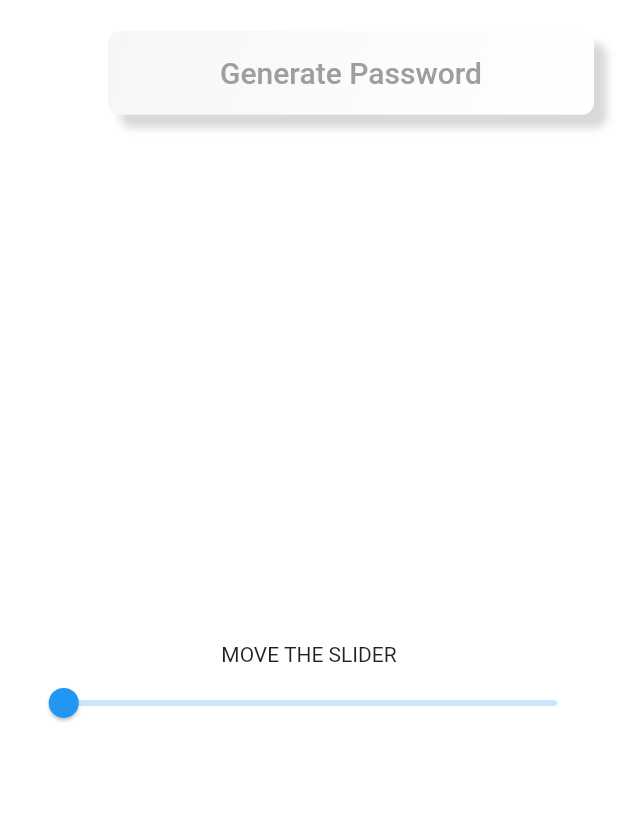
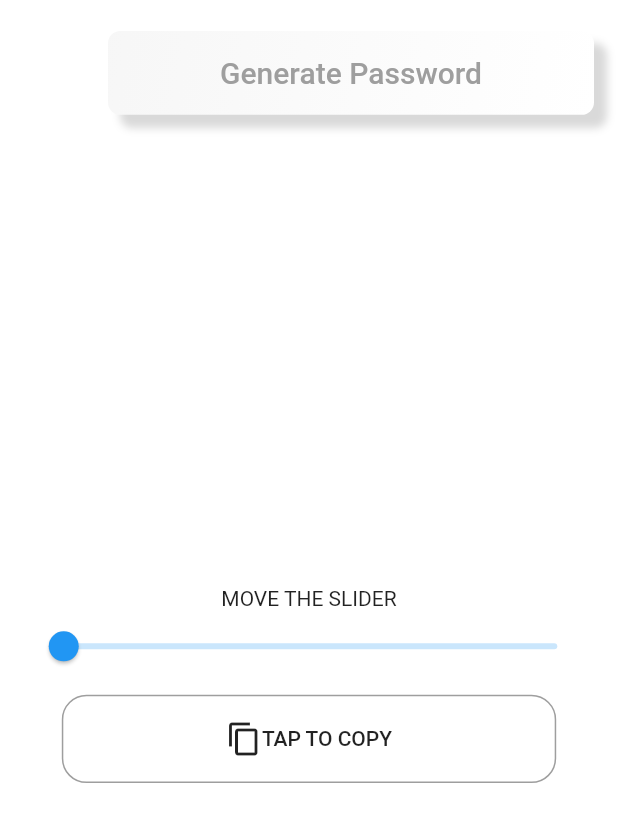
Before and after one commit to mayankkanela/onepass, a Flutter app: the Generator screen opened directly, on a phone screen of 412 x 824 dp. Shown: the top 822 px of the screen. Run offline on Flutter 3.47's test engine with Material 2 defaults, Android fonts, the phone set to English and light mode, and no system bars; our stand-ins replace cloud_firestore, firebase_auth, firebase_core, shared_preferences; missing offline and left inert: encrypt; accounts and stored records are empty.

Commit message:
generator ui

```diff
--- a/lib/screens/generator.dart
+++ b/lib/screens/generator.dart
@@ -1,6 +1,7 @@
 import 'dart:ui';
 
 import 'package:flutter/material.dart';
+import 'package:flutter/services.dart';
 import 'package:onepass/utils/utility.dart' as Utils;
 
 class Generator extends StatefulWidget {
@@ -11,9 +12,9 @@ class Generator extends StatefulWidget {
 class _GeneratorState extends State<Generator> {
   double _sliderValue = 8;
   bool _isInit;
+  String _password;
   @override
   void initState() {
-    debugPrint('here');
     _isInit = true;
     super.initState();
   }
@@ -29,9 +30,7 @@ class _GeneratorState extends State<Generator> {
         body: Column(
           mainAxisAlignment: MainAxisAlignment.center,
           children: [
-            Text(_isInit
-                ? 'MOVE THE SLIDER'
-                : Utils.generate(_sliderValue.toInt())),
+            Text(_isInit ? 'MOVE THE SLIDER' : _password),
             Container(
               padding: EdgeInsets.symmetric(horizontal: dw * 4),
               child: Slider(
@@ -40,6 +39,7 @@ class _GeneratorState extends State<Generator> {
                   setState(() {
                     if (_isInit) _isInit = false;
                     _sliderValue = value;
+                    _password = Utils.generate(_sliderValue.toInt());
                   });
                 },
                 value: _sliderValue,
@@ -49,6 +49,21 @@ class _GeneratorState extends State<Generator> {
                 label: _sliderValue.truncate().toString(),
               ),
             ),
+            Container(
+              decoration: BoxDecoration(
+                  borderRadius: BorderRadius.circular(dh * 2),
+                  border: Border.all(color: Colors.grey)),
+              margin:
+                  EdgeInsets.symmetric(vertical: dh * 1, horizontal: dw * 10),
+              child: FlatButton(
+                padding: EdgeInsets.symmetric(vertical: dh * 2),
+                onPressed: () => _copyItem(),
+                child: Row(
+                  mainAxisAlignment: MainAxisAlignment.center,
+                  children: [Icon(Icons.copy), Text('TAP TO COPY')],
+                ),
+              ),
+            )
           ],
         ),
       ),
@@ -92,4 +107,22 @@ class _GeneratorState extends State<Generator> {
       ),
     );
   }
+
+  _copyItem() async {
+    if (!Utils.isNullOrEmpty(_password))
+      await Clipboard.setData(ClipboardData(text: _password)).then((value) {
+        final snackBar = SnackBar(
+          content: Text('Copied to Clipboard'),
+          duration: Duration(seconds: 1),
+        );
+        Scaffold.of(context).showSnackBar(snackBar);
+      });
+    else {
+      final snackBar = SnackBar(
+        content: Text('Generate Password First!'),
+        duration: Duration(seconds: 1),
+      );
+      Scaffold.of(context).showSnackBar(snackBar);
+    }
+  }
 }
```
